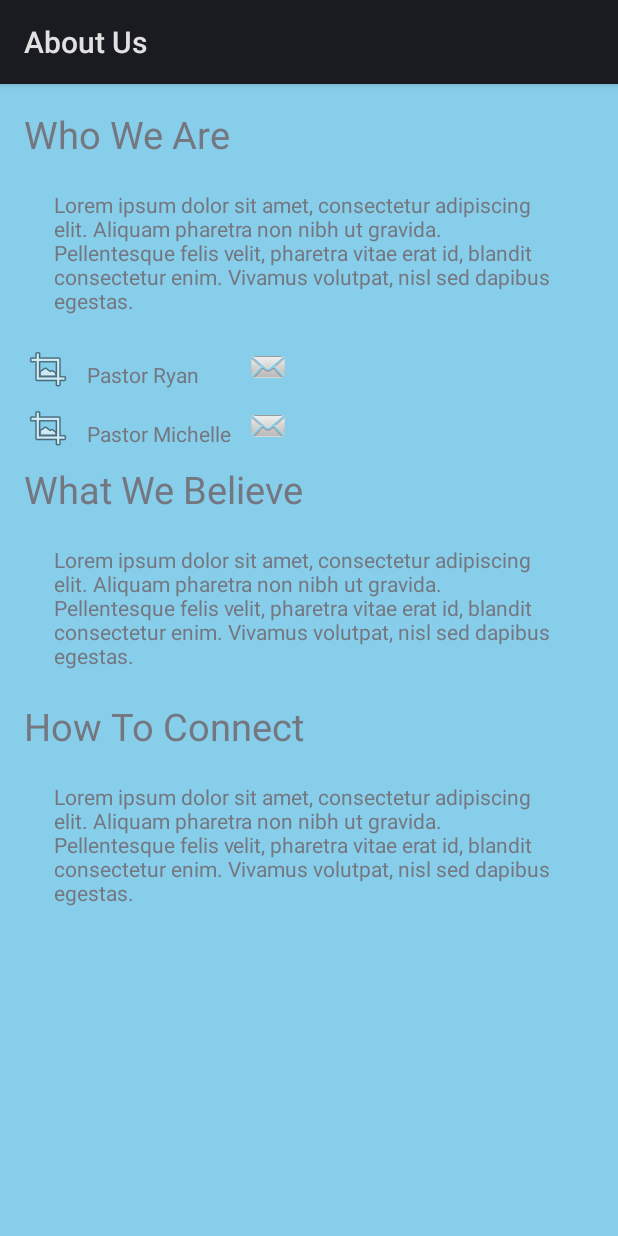
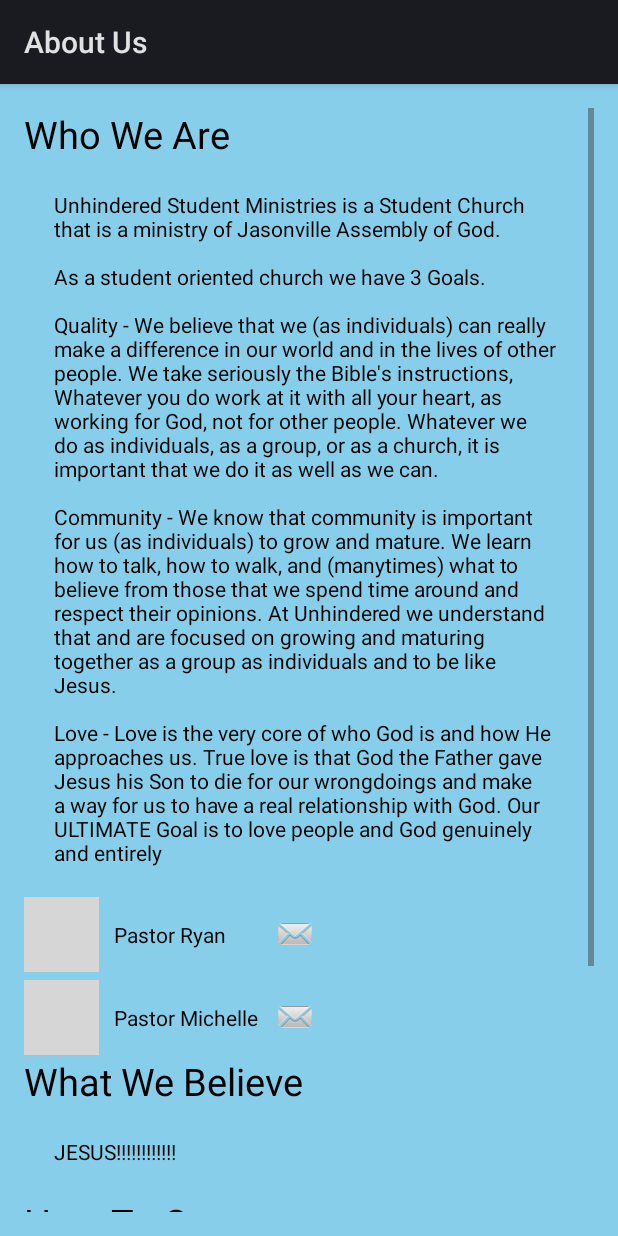
Before and after one commit to ajohnsonRH/YouthGroupApplication, an Android app: the AboutUsActivity screen opened directly, with no data from a screen before it, on a phone screen of 412 x 824 dp. Run offline under Robolectric (Android 15) with nearby library versions, the phone set to English and light mode, and no system bars; grey boxes are pictures that could not be loaded.

Commit message:
Set up the about us page layout

```diff
--- a/ChurchApplication/app/src/main/java/church_application/rose_hulman/edu/churchapplication/AboutUsActivity.java
+++ b/ChurchApplication/app/src/main/java/church_application/rose_hulman/edu/churchapplication/AboutUsActivity.java
@@ -21,10 +21,10 @@
     public void onClick(View view) {
         switch (view.getId()){
             case R.id.contact_Pastor_Ryan_Button:
-                Log.e("About Us Activity", "Contacting Pastor Ryan");
+                Log.e("About Us Activity", "Contacting Pastor ryan");
                 break;
             case R.id.contact_Pastor_Michelle_Button:
-                Log.e("About Us Activity", "Contacting Pastor Michelle");
+                Log.e("About Us Activity", "Contacting Pastor michelle");
                 break;
         }
     }
--- a/ChurchApplication/app/src/main/res/layout/activity_about_us.xml
+++ b/ChurchApplication/app/src/main/res/layout/activity_about_us.xml
@@ -9,16 +9,24 @@
     android:background="@color/sky_blue"
     tools:context="church_application.rose_hulman.edu.churchapplication.AboutUsActivity">
 
+    <ScrollView
+        android:layout_width="fill_parent"
+        android:layout_height="fill_parent">
+        <RelativeLayout
+            android:layout_width="fill_parent"
+            android:layout_height="wrap_content">
     <TextView
         android:id="@+id/who_we_are_title"
         android:text="@string/aboutUsTitle"
         android:textSize="25sp"
+        android:textColor="@color/black"
         android:layout_width="wrap_content"
         android:layout_height="wrap_content" />
 
     <TextView
         android:id="@+id/about_us"
         android:text="@string/about_us_paragraph"
+        android:textColor="@color/black"
         android:layout_below="@id/who_we_are_title"
         android:layout_width="wrap_content"
         android:layout_height="wrap_content"
@@ -32,26 +40,46 @@
 
         <TableRow>
 
-            <ImageButton android:background="@android:drawable/ic_menu_crop" />
+            <ImageButton android:src="@drawable/ryan"
+                android:layout_width="50dp"
+                android:layout_height="50dp"
+                android:scaleType="fitXY"
+                android:padding="5dp"
+                android:layout_gravity="center_vertical"
+                android:background="@drawable/my_border"/>
 
-            <TextView android:text="@string/pastorRyan" android:padding="10dp"/>
+            <TextView android:text="@string/pastorRyan" android:padding="10dp"
+                android:textColor="@color/black"
+                android:layout_gravity="center_vertical"/>
 
-            <ImageButton android:background="@android:drawable/sym_action_email" android:id="@+id/contact_Pastor_Ryan_Button"/>
+            <ImageButton android:background="@android:drawable/sym_action_email" android:id="@+id/contact_Pastor_Ryan_Button"
+                android:layout_gravity="center_vertical"/>
         </TableRow>
 
-        <TableRow>
+        <TableRow android:layout_marginTop="5dp">
 
-            <ImageButton android:background="@android:drawable/ic_menu_crop" />
+            <ImageButton android:src="@drawable/michelle"
+                android:layout_width="50dp"
+                android:layout_height="50dp"
+                android:scaleType="fitXY"
+                android:padding="5dp"
+                android:background="@drawable/my_border"
+                android:layout_gravity="center_vertical"/>
 
-            <TextView android:text="@string/pastorMichelle" android:padding="10dp" />
+            <TextView android:text="@string/pastorMichelle" android:padding="10dp"
+                android:layout_gravity="center_vertical"
+                android:textColor="@color/black"
+                />
 
-            <ImageButton android:background="@android:drawable/sym_action_email" android:id="@+id/contact_Pastor_Michelle_Button"/>
+            <ImageButton android:background="@android:drawable/sym_action_email" android:id="@+id/contact_Pastor_Michelle_Button"
+                android:layout_gravity="center_vertical"/>
         </TableRow>
     </TableLayout>
     <TextView
         android:id="@+id/what_we_believe_title"
         android:layout_below="@+id/contact_table"
         android:text="@string/what_we_believe_title_text"
+        android:textColor="@color/black"
         android:textSize="25sp"
         android:layout_width="wrap_content"
         android:layout_height="wrap_content" />
@@ -59,6 +87,7 @@
     <TextView
         android:id="@+id/what_we_believe_paragraph"
         android:text="@string/what_we_believe_paragraph"
+        android:textColor="@color/black"
         android:layout_below="@id/what_we_believe_title"
         android:layout_width="wrap_content"
         android:layout_height="wrap_content"
@@ -67,6 +96,7 @@
         android:id="@+id/how_to_connect_title"
         android:layout_below="@+id/what_we_believe_paragraph"
         android:text="@string/how_to_connect_title_text"
+        android:textColor="@color/black"
         android:textSize="25sp"
         android:layout_width="wrap_content"
         android:layout_height="wrap_content" />
@@ -74,6 +104,7 @@
     <TextView
         android:id="@+id/how_to_connect_paragraph"
         android:text="@string/how_to_connect_text"
+        android:textColor="@color/black"
         android:layout_below="@id/how_to_connect_title"
         android:layout_width="wrap_content"
         android:layout_height="wrap_content"
@@ -84,7 +115,6 @@
     <!--android:layout_width="wrap_content"-->
     <!--android:layout_height="wrap_content"-->
     <!--android:background="@drawable/youth_group"/>-->
-
-
-
+        </RelativeLayout>
+    </ScrollView>
 </RelativeLayout>
--- a/ChurchApplication/app/src/main/res/values/strings.xml
+++ b/ChurchApplication/app/src/main/res/values/strings.xml
@@ -8,17 +8,18 @@
     <string name="ten_and_tens">10X10s</string>
     <string name="events">Events</string>
     <string name="title_activity_about_us">About Us</string>
-    <string name="about_us_paragraph">Lorem ipsum dolor sit amet, consectetur adipiscing elit. Aliquam pharetra non nibh ut gravida. Pellentesque felis velit, pharetra vitae erat id,
-        blandit consectetur enim. Vivamus volutpat, nisl sed dapibus egestas.</string>
+    <string name="about_us_paragraph">Unhindered Student Ministries is a Student Church that is a ministry of Jasonville Assembly of God. \n
+        \nAs a student oriented church we have 3 Goals. \n
+        \nQuality - We believe that we (as individuals) can really make a difference in our world and in the lives of other people. We take seriously the Bible\'s instructions, "Whatever you do work at it with all your heart, as working for God, not for other people." Whatever we do as individuals, as a group, or as a church, it is important that we do it as well as we can. \n
+        \nCommunity - We know that community is important for us (as individuals) to grow and mature. We learn how to talk, how to walk, and (manytimes) what to believe from those that we spend time around and respect their opinions. At Unhindered we understand that and are focused on growing and maturing  together as a group as individuals and to be like Jesus. \n
+        \nLove - Love is the very core of who God is and how He approaches us. True love is that God the Father gave Jesus his Son to die for our wrongdoings and make a way for us to have a real relationship with God. Our ULTIMATE Goal is to love people and God genuinely and entirely</string>
     <string name="aboutUsTitle">Who We Are</string>
     <string name="pastorRyan">Pastor Ryan</string>
     <string name="pastorMichelle">Pastor Michelle</string>
-    <string name="what_we_believe_paragraph">Lorem ipsum dolor sit amet, consectetur adipiscing elit. Aliquam pharetra non nibh ut gravida. Pellentesque felis velit, pharetra vitae erat id,
-        blandit consectetur enim. Vivamus volutpat, nisl sed dapibus egestas.</string>
+    <string name="what_we_believe_paragraph">JESUS!!!!!!!!!!!!</string>
     <string name="what_we_believe_title_text">What We Believe</string>
     <string name="how_to_connect_title_text">How To Connect</string>
-    <string name="how_to_connect_text">Lorem ipsum dolor sit amet, consectetur adipiscing elit. Aliquam pharetra non nibh ut gravida. Pellentesque felis velit, pharetra vitae erat id,
-        blandit consectetur enim. Vivamus volutpat, nisl sed dapibus egestas.</string>
+    <string name="how_to_connect_text">You can connect to Unhindered by joining us on Wednesdays from 7 - 8 p.m. or Sundays from either 9:30 a.m. - 12 p.m. or 6:30 - 8 p.m. \n \nYou can also like us on Facebook, follow us on Twitter and Instagram, and add our Unhindered Jams And Worship playlist on Spotifiy. \n \nWe hope to connect with you soon!</string>
     <string name="title_activity_announcements">Announcements</string>
     <string name="hello_world">Hello world!</string>
     <string name="title_activity_events">EventsActivity</string>
```
